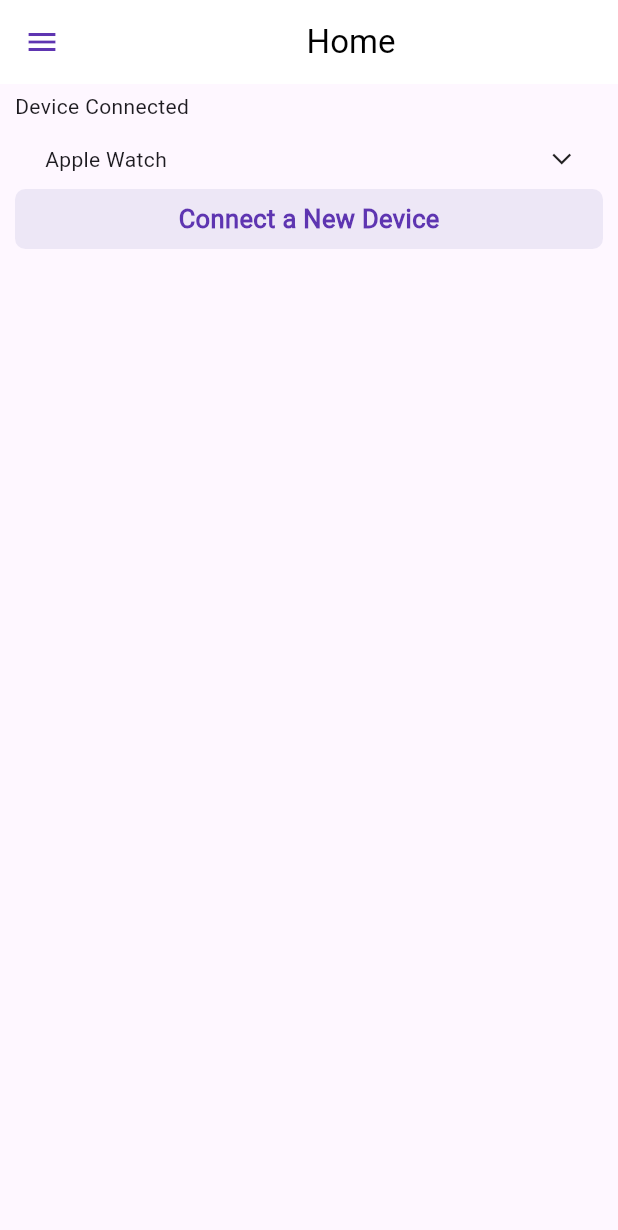
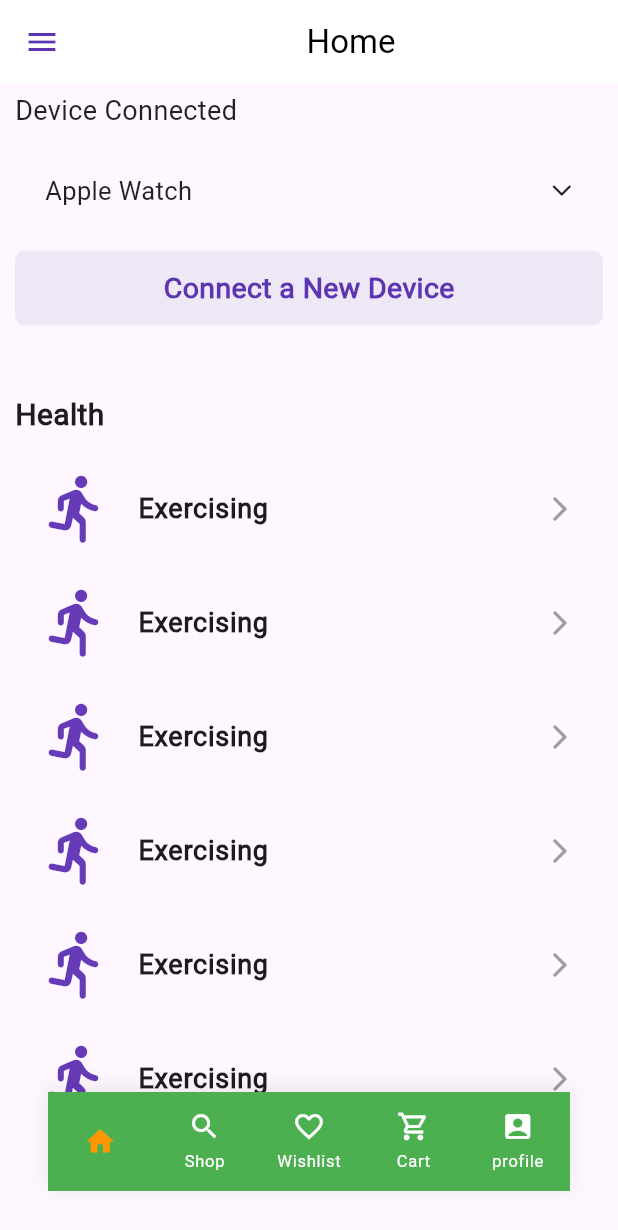
Before and after one commit to kamelmdahduleh/Origin, a Flutter app: the screen it shows after launch, on a phone screen of 412 x 824 dp. Shown: the top 1230 px of the screen. Run offline on Flutter 3.47's test engine with Material 2 defaults, Android fonts, the light colour scheme and no system bars; our stand-ins replace awesome_bottom_bar.

Commit message:
Friday Work, Health Listview and bottom nav bar

```diff
--- a/lib/main.dart
+++ b/lib/main.dart
@@ -3,6 +3,7 @@
 import 'package:flutter/material.dart';
 
 import 'screens/home_screen.dart';
+import 'screens/login_screen.dart';
 
 void main() {
   runApp(const MyApp());
@@ -19,6 +20,7 @@ class MyApp extends StatelessWidget {
       ),
       debugShowCheckedModeBanner: false,
       home: HomeScreen(),
+      // home: LoginScreen(),
     );
   }
 }
--- a/lib/screens/home_screen.dart
+++ b/lib/screens/home_screen.dart
@@ -3,9 +3,35 @@
 import 'package:flutter/material.dart';
 import 'dart:math' as math;
 
-// Packages
+// Package
+import 'package:awesome_bottom_bar/awesome_bottom_bar.dart';
+
+//
 
 // Pages
+
+const List<TabItem> items = [
+  TabItem(
+    icon: Icons.home,
+    // title: 'Home',
+  ),
+  TabItem(
+    icon: Icons.search_sharp,
+    title: 'Shop',
+  ),
+  TabItem(
+    icon: Icons.favorite_border,
+    title: 'Wishlist',
+  ),
+  TabItem(
+    icon: Icons.shopping_cart_outlined,
+    title: 'Cart',
+  ),
+  TabItem(
+    icon: Icons.account_box,
+    title: 'profile',
+  ),
+];
 
 class HomeScreen extends StatefulWidget {
   final String id = 'home_screen';
@@ -20,6 +46,23 @@ class HomeScreenState extends State<HomeScreen> {
   Widget build(BuildContext context) {
     return SafeArea(
       child: Scaffold(
+        //Bottom Navigation Bar still in development
+        bottomNavigationBar: Container(
+          padding: const EdgeInsets.only(bottom: 30, right: 32, left: 32),
+          child: BottomBarFloating(
+            items: items,
+            backgroundColor: Colors.green,
+            color: Colors.white,
+            colorSelected: Colors.orange,
+            // indexSelected: visit,
+            paddingVertical: 5,
+            onTap: (int index) => setState(() {
+              // visit = index;
+            }),
+          ),
+        ),
+
+        //Work Above ...
         drawer: Drawer(),
         appBar: AppBar(
           iconTheme: IconThemeData(color: Colors.deepPurple[600]),
@@ -35,7 +78,7 @@ class HomeScreenState extends State<HomeScreen> {
           child: Column(
             children: [
               AspectRatio(
-                aspectRatio: 4,
+                aspectRatio: 2,
                 child: Container(
                   // color: Colors.red[200],
                   width: double.infinity,
@@ -47,19 +90,31 @@ class HomeScreenState extends State<HomeScreen> {
                     children: [
                       Align(
                           alignment: Alignment.centerLeft,
-                          child: Text('Device Connected')),
+                          child: Text(
+                            'Device Connected',
+                            style: TextStyle(
+                              fontSize: 18,
+                              color: Colors.black87,
+                            ),
+                          )),
                       SizedBox(
-                        height: 15,
+                        height: 20,
                       ),
                       Container(
                         padding: EdgeInsets.symmetric(horizontal: 20),
-                        height: 20,
+                        height: 40,
                         // color: Colors.blue,
                         child: Row(
                           mainAxisAlignment: MainAxisAlignment.spaceBetween,
-                          crossAxisAlignment: CrossAxisAlignment.stretch,
+                          crossAxisAlignment: CrossAxisAlignment.center,
                           children: [
-                            Text('Apple Watch'),
+                            Text(
+                              'Apple Watch',
+                              style: TextStyle(
+                                fontSize: 17,
+                                color: Colors.black87,
+                              ),
+                            ),
                             Transform.rotate(
                               angle: 180 * math.pi / 120,
                               child: Icon(
@@ -70,7 +125,7 @@ class HomeScreenState extends State<HomeScreen> {
                           ],
                         ),
                       ),
-                      SizedBox(height: 10),
+                      SizedBox(height: 20),
                       Container(
                         decoration: BoxDecoration(
                           borderRadius: BorderRadius.circular(
@@ -78,7 +133,7 @@ class HomeScreenState extends State<HomeScreen> {
                           ),
                           color: Colors.deepPurple[50],
                         ),
-                        height: 40,
+                        height: 50,
                         width: double.infinity,
                         child: Center(
                           child: FittedBox(
@@ -86,8 +141,8 @@ class HomeScreenState extends State<HomeScreen> {
                             child: Text(
                               'Connect a New Device',
                               style: TextStyle(
-                                  fontWeight: FontWeight.bold,
-                                  fontSize: 17,
+                                  fontWeight: FontWeight.w600,
+                                  fontSize: 19,
                                   color: Colors.deepPurple[600]),
                             ),
                           ),
@@ -97,6 +152,62 @@ class HomeScreenState extends State<HomeScreen> {
                   ),
                 ),
               ),
+              //
+              Column(
+                crossAxisAlignment: CrossAxisAlignment.start,
+                mainAxisAlignment: MainAxisAlignment.start,
+                children: [
+                  Padding(
+                    padding: EdgeInsets.only(left: 10.0),
+                    child: Align(
+                      alignment: Alignment.centerLeft,
+                      child: Text(
+                        'Health',
+                        style: TextStyle(
+                            fontWeight: FontWeight.bold, fontSize: 20),
+                      ),
+                    ),
+                  ),
+                  Padding(
+                    padding: EdgeInsets.only(left: 5, top: 10),
+                    child: ListView.builder(
+                      shrinkWrap: true,
+                      physics: ScrollPhysics(),
+                      itemCount: 6,
+                      itemBuilder: (context, index) {
+                        return Padding(
+                          padding: EdgeInsets.symmetric(
+                            horizontal: 5,
+                            vertical: 10,
+                          ),
+                          child: Container(
+                            // color: Colors.deepPurple[100],
+                            child: ListTile(
+                              leading: Icon(
+                                Icons.directions_run_rounded,
+                                size: 50,
+                                color: Colors.deepPurple,
+                              ),
+                              title: Text(
+                                'Exercising',
+                                style: TextStyle(
+                                  fontWeight: FontWeight.bold,
+                                  fontSize: 18,
+                                ),
+                              ),
+                              trailing: Icon(
+                                Icons.arrow_forward_ios_rounded,
+                                color: Colors.grey[500],
+                                size: 20,
+                              ),
+                            ),
+                          ),
+                        );
+                      },
+                    ),
+                  )
+                ],
+              )
             ],
           ),
         ),
--- a/pubspec.yaml
+++ b/pubspec.yaml
@@ -35,6 +35,8 @@ dependencies:
   # The following adds the Cupertino Icons font to your application.
   # Use with the CupertinoIcons class for iOS style icons.
   cupertino_icons: ^1.0.2
+  bart: ^1.1.0
+  awesome_bottom_bar: ^1.2.2
 
 dev_dependencies:
   flutter_test:
```
Also changed, not shown: images/logo.png, images/logo_old.png (added), pubspec.lock.
